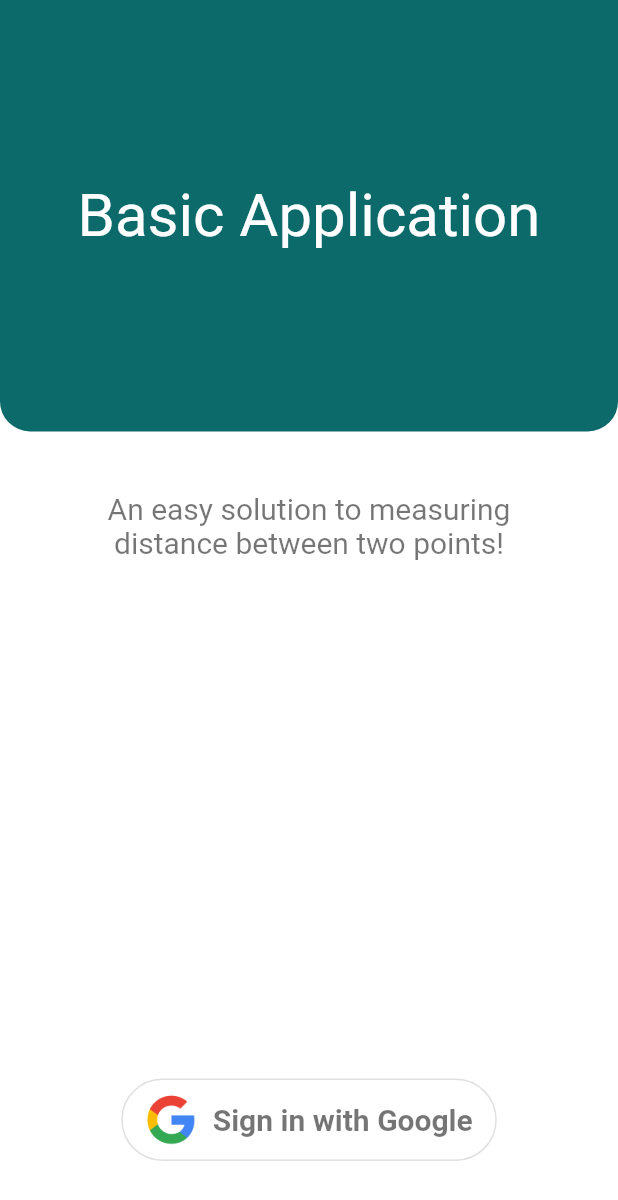
After one commit to faiazchowdhury/basic_application, a Flutter app: the screen it shows after launch, on a phone screen of 412 x 824 dp. The commit adds this screen. Shown: the top 1200 px of the screen. Run offline on Flutter 3.47's test engine with Material 2 defaults, Android fonts, the phone set to English and light mode, and no system bars; our stand-ins replace bloc, cloud_firestore, equatable, firebase_auth, firebase_core, flutter_bloc and 8 more; accounts and stored records are empty.

Commit message:
Updated login screen

```diff
--- /dev/null
+++ b/lib/UI/LoginScreen.dart
@@ -0,0 +1,141 @@
+import 'package:basic_application/UI/TabSelector.dart';
+import 'package:basic_application/bloc/Bloc/googleauth_bloc.dart';
+import 'package:flutter/cupertino.dart';
+import 'package:flutter/material.dart';
+import 'package:flutter_bloc/flutter_bloc.dart';
+
+class LoginScreen extends StatefulWidget {
+  @override
+  State<StatefulWidget> createState() => new _LoginScreenState();
+}
+
+class _LoginScreenState extends State<LoginScreen> {
+  @override
+  Widget build(BuildContext context) {
+    final buttonBloc = new GoogleauthBloc();
+    return Scaffold(
+        backgroundColor: Colors.white,
+        body: SafeArea(
+          child: Center(
+            child: Column(
+              mainAxisAlignment: MainAxisAlignment.center,
+              crossAxisAlignment: CrossAxisAlignment.center,
+              children: [
+                Expanded(
+                  flex: 2,
+                  child: Container(
+                    decoration: BoxDecoration(
+                        color: Color.fromRGBO(13, 106, 106, 1),
+                        borderRadius: BorderRadius.only(
+                            bottomLeft: Radius.circular(20),
+                            bottomRight: Radius.circular(20))),
+                    alignment: Alignment.center,
+                    child: Text(
+                      'Basic Application',
+                      textAlign: TextAlign.center,
+                      style: TextStyle(
+                        color: Colors.white,
+                        fontSize: 40,
+                      ),
+                    ),
+                  ),
+                ),
+                Expanded(
+                  flex: 3,
+                  child: Container(
+                    padding: EdgeInsets.all(40),
+                    child: Text(
+                      'An easy solution to measuring distance between two points!',
+                      textAlign: TextAlign.center,
+                      style: TextStyle(
+                        color: Colors.black54,
+                        fontSize: 20,
+                      ),
+                    ),
+                  ),
+                ),
+                Expanded(
+                  flex: 0,
+                  child: BlocProvider(
+                    create: (context) => buttonBloc,
+                    child: BlocListener(
+                      bloc: buttonBloc,
+                      listener: (context, state) {
+                        if (state is GoogleauthLoadedWithResponse) {
+                          if (state.response != null) {
+                            Navigator.of(context).pushReplacement(
+                              MaterialPageRoute(
+                                builder: (context) => TabSelector(),
+                              ),
+                            );
+                          }
+                        }
+                      },
+                      child: BlocBuilder(
+                        bloc: buttonBloc,
+                        builder: (context, state) {
+                          if (state is GoogleauthInitial ||
+                              state is GoogleauthLoadedWithResponse) {
+                            return Container(
+                              padding: EdgeInsets.only(bottom: 50),
+                              child: OutlinedButton(
+                                style: ButtonStyle(
+                                  backgroundColor:
+                                      MaterialStateProperty.all(Colors.white),
+                                  shape: MaterialStateProperty.all(
+                                    RoundedRectangleBorder(
+                                      borderRadius: BorderRadius.circular(40),
+                                    ),
+                                  ),
+                                ),
+                                onPressed: () {
+                                  buttonBloc.add(signInWithGoogle());
+                                },
+                                child: Padding(
+                                  padding:
+                                      const EdgeInsets.fromLTRB(0, 10, 0, 10),
+                                  child: Row(
+                                    mainAxisSize: MainAxisSize.min,
+                                    mainAxisAlignment: MainAxisAlignment.center,
+                                    children: <Widget>[
+                                      Image(
+                                        image: AssetImage(
+                                            "assets/google_logo.png"),
+                                        height: 35.0,
+                                      ),
+                                      Padding(
+                                        padding:
+                                            const EdgeInsets.only(left: 10),
+                                        child: Text(
+                                          'Sign in with Google',
+                                          style: TextStyle(
+                                            fontSize: 20,
+                                            color: Colors.black54,
+                                            fontWeight: FontWeight.w600,
+                                          ),
+                                        ),
+                                      )
+                                    ],
+                                  ),
+                                ),
+                              ),
+                            );
+                          } else if (state is GoogleauthLoading) {
+                            return Padding(
+                              padding: EdgeInsets.only(bottom: 50),
+                              child: CircularProgressIndicator(),
+                            );
+                          } else {
+                            return Container();
+                          }
+                        },
+                      ),
+                    ),
+                  ),
+                ),
+              ],
+            ),
+          ),
+        ));
+  }
+}
```
Also changed, not shown: lib/main.dart (+10 -134 lines).
